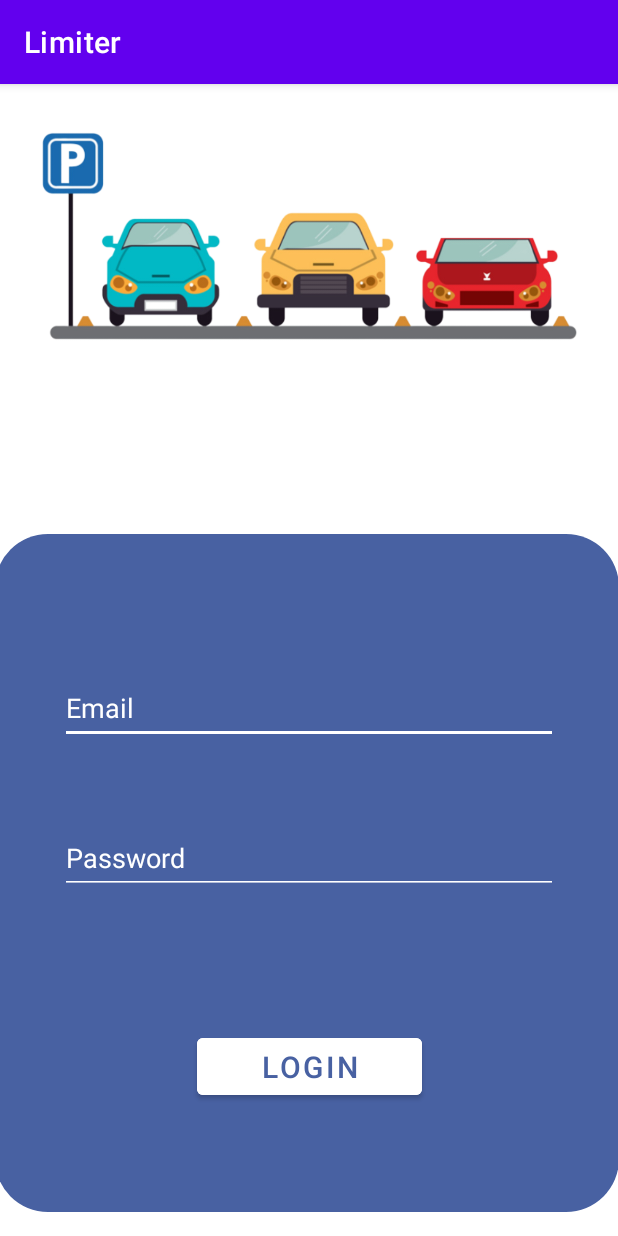
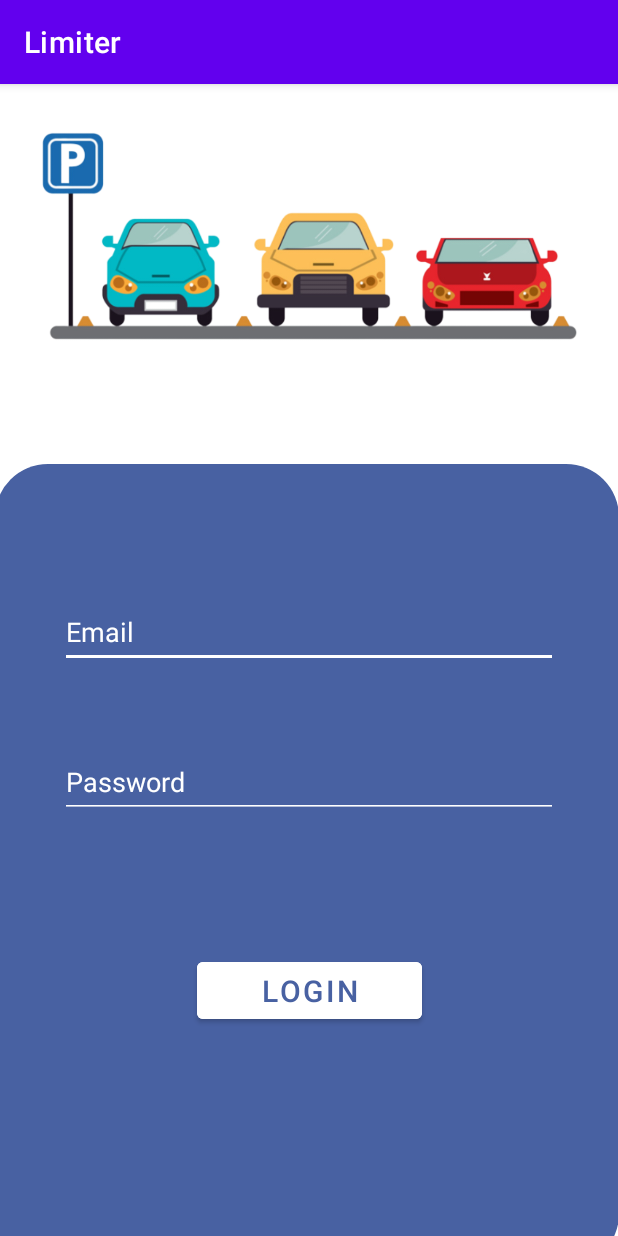
Before and after one commit to mohit-1089/Limiter, an Android app: the AdminLoginActivity screen opened directly, with no data from a screen before it, on a phone screen of 412 x 824 dp. Run offline under Robolectric (Android 15) with nearby library versions, the phone set to English and light mode, and no system bars.

Commit message:
updated design

```diff
--- a/Limiter/app/src/main/res/layout/activity_add_slot.xml
+++ b/Limiter/app/src/main/res/layout/activity_add_slot.xml
@@ -23,7 +23,7 @@
         android:id="@+id/editTextNumber"
         android:layout_width="250dp"
         android:layout_height="wrap_content"
-        android:layout_marginTop="272dp"
+        android:layout_marginTop="84dp"
         android:ems="10"
         android:gravity="center"
         android:hint="9 to 24"
@@ -32,7 +32,7 @@
         app:layout_constraintEnd_toEndOf="parent"
         app:layout_constraintHorizontal_bias="0.496"
         app:layout_constraintStart_toStartOf="parent"
-        app:layout_constraintTop_toTopOf="parent" />
+        app:layout_constraintTop_toTopOf="@+id/adsr" />
 
     <Button
         android:id="@+id/btnSubmitSlot"
--- a/Limiter/app/src/main/res/layout/activity_admin_function.xml
+++ b/Limiter/app/src/main/res/layout/activity_admin_function.xml
@@ -20,7 +20,7 @@
         android:id="@+id/btnAdminDisplay"
         android:layout_width="221dp"
         android:layout_height="48dp"
-        android:layout_margin="190dp"
+
         android:backgroundTint="@color/blue"
         android:padding="3dp"
         android:text="Display Parking"
@@ -28,8 +28,8 @@
         app:layout_constraintBottom_toBottomOf="parent"
         app:layout_constraintLeft_toLeftOf="parent"
         app:layout_constraintRight_toRightOf="parent"
-        app:layout_constraintTop_toTopOf="parent"
-        app:layout_constraintVertical_bias="0.591" />
+        app:layout_constraintTop_toBottomOf="@+id/adl"
+        app:layout_constraintVertical_bias="0.247" />
 
     <Button
         android:id="@+id/btnAddSlot"
--- a/Limiter/app/src/main/res/layout/activity_admin_login2.xml
+++ b/Limiter/app/src/main/res/layout/activity_admin_login2.xml
@@ -20,28 +20,28 @@
     <View
         android:id="@+id/myRectangl"
         android:layout_width="416dp"
-        android:layout_height="452dp"
-        android:layout_marginTop="300dp"
+        android:layout_height="535dp"
+        android:layout_marginTop="48dp"
         android:background="@drawable/rectangle"
         android:foregroundGravity="center"
         app:layout_constraintEnd_toEndOf="parent"
-        app:layout_constraintTop_toTopOf="parent" />
+        app:layout_constraintTop_toBottomOf="@+id/adll" />
 
     <EditText
         android:id="@+id/adminEmail"
         android:layout_width="match_parent"
         android:layout_height="48dp"
         android:layout_marginLeft="40dp"
-        android:layout_marginTop="392dp"
+        android:layout_marginTop="88dp"
         android:layout_marginRight="40dp"
         android:backgroundTint="@color/white"
         android:hint="Email"
         android:inputType="textEmailAddress"
         android:textColorHint="@color/white"
-        app:layout_constraintHorizontal_bias="0.0"
+        app:layout_constraintHorizontal_bias="1.0"
         app:layout_constraintLeft_toLeftOf="parent"
         app:layout_constraintRight_toRightOf="parent"
-        app:layout_constraintTop_toTopOf="parent" />
+        app:layout_constraintTop_toTopOf="@+id/myRectangl" />
 
     <EditText
         android:id="@+id/adminPassword"
--- a/Limiter/app/src/main/res/layout/activity_change_password.xml
+++ b/Limiter/app/src/main/res/layout/activity_change_password.xml
@@ -24,7 +24,7 @@
         android:layout_width="match_parent"
         android:layout_height="50dp"
         android:layout_marginLeft="50dp"
-        android:layout_marginTop="220dp"
+        android:layout_marginTop="60dp"
         android:layout_marginRight="50dp"
         android:backgroundTint="@color/blue"
         android:hint="New Password"
@@ -32,7 +32,7 @@
         app:layout_constraintHorizontal_bias="0.0"
         app:layout_constraintLeft_toLeftOf="parent"
         app:layout_constraintRight_toLeftOf="parent"
-        app:layout_constraintTop_toTopOf="parent" />
+        app:layout_constraintTop_toTopOf="@+id/asr" />
 
     <EditText
         android:id="@+id/edConfNewPass"
--- a/Limiter/app/src/main/res/layout/activity_set_max_time.xml
+++ b/Limiter/app/src/main/res/layout/activity_set_max_time.xml
@@ -13,11 +13,11 @@
         android:alpha="0.15"
         android:background="@drawable/rectangle"
         android:foregroundGravity="center"
-        app:layout_constraintBottom_toBottomOf="parent"
+        app:layout_constraintBottom_toBottomOf="@+id/btnSetTime"
         app:layout_constraintEnd_toEndOf="parent"
         app:layout_constraintHorizontal_bias="0.493"
         app:layout_constraintStart_toStartOf="parent"
-        app:layout_constraintTop_toTopOf="parent"
+        app:layout_constraintTop_toTopOf="@+id/etVehicleType"
         app:layout_constraintVertical_bias="0.446" />
 
     <Button
--- a/Limiter/app/src/main/res/layout/select_and_register.xml
+++ b/Limiter/app/src/main/res/layout/select_and_register.xml
@@ -4,7 +4,6 @@
     android:layout_height="400dp"
     xmlns:app="http://schemas.android.com/apk/res-auto"
     android:padding="15dp"
-
     >
 
     <TextView
```
Also changed, not shown: Limiter/app/src/main/res/layout/activity_edit_faq.xml (+5 -5 lines), Limiter/app/src/main/res/layout/activity_login.xml (+5 -5 lines), Limiter/app/src/main/res/layout/activity_otp.xml (+4 -4 lines), Limiter/app/src/main/res/layout/activity_sign_up.xml (+7 -6 lines), Limiter/app/src/main/res/layout/fragment_register.xml (+4 -6 lines).
